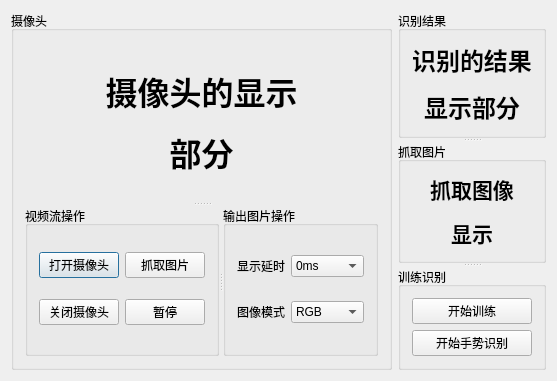
Before: the Qt Designer form source/handgesturedialog.ui in guiyang882/HandGesture, drawn with Qt 5.
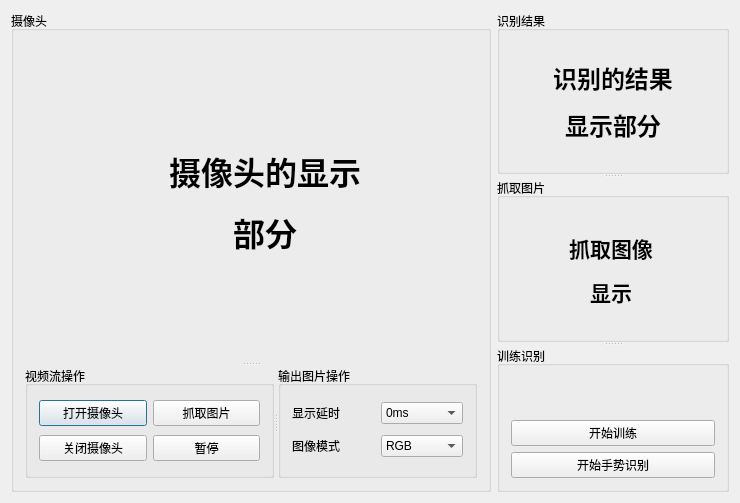
After: the same form once the commit is applied.

```diff
--- a/source/handgesturedialog.ui
+++ b/source/handgesturedialog.ui
@@ -9,10 +9,22 @@
    <rect>
     <x>0</x>
     <y>0</y>
-    <width>549</width>
-    <height>360</height>
+    <width>740</width>
+    <height>503</height>
    </rect>
   </property>
+  <property name="minimumSize">
+   <size>
+    <width>740</width>
+    <height>500</height>
+   </size>
+  </property>
+  <property name="maximumSize">
+   <size>
+    <width>740</width>
+    <height>503</height>
+   </size>
+  </property>
   <property name="windowTitle">
    <string>简单手势识别</string>
   </property>
@@ -24,6 +36,18 @@
     <layout class="QHBoxLayout" name="horizontalLayout">
      <item>
       <widget class="QGroupBox" name="groupBox">
+       <property name="minimumSize">
+        <size>
+         <width>480</width>
+         <height>0</height>
+        </size>
+       </property>
+       <property name="maximumSize">
+        <size>
+         <width>480</width>
+         <height>16777215</height>
+        </size>
+       </property>
        <property name="title">
         <string>摄像头</string>
        </property>
@@ -34,6 +58,21 @@
            <enum>Qt::Vertical</enum>
           </property>
           <widget class="QLabel" name="label_CameraShow">
+           <property name="enabled">
+            <bool>true</bool>
+           </property>
+           <property name="minimumSize">
+            <size>
+             <width>480</width>
+             <height>320</height>
+            </size>
+           </property>
+           <property name="maximumSize">
+            <size>
+             <width>480</width>
+             <height>320</height>
+            </size>
+           </property>
            <property name="text">
             <string>&lt;html&gt;&lt;head/&gt;&lt;body&gt;&lt;p align=&quot;center&quot;&gt;&lt;span style=&quot; font-size:24pt; font-weight:600;&quot;&gt;摄像头的显示&lt;/span&gt;&lt;/p&gt;&lt;p align=&quot;center&quot;&gt;&lt;span style=&quot; font-size:24pt; font-weight:600;&quot;&gt;部分&lt;/span&gt;&lt;/p&gt;&lt;/body&gt;&lt;/html&gt;</string>
            </property>
@@ -168,12 +207,24 @@
         <enum>Qt::Vertical</enum>
        </property>
        <widget class="QGroupBox" name="groupBox_5">
+        <property name="minimumSize">
+         <size>
+          <width>0</width>
+          <height>160</height>
+         </size>
+        </property>
         <property name="title">
          <string>识别结果</string>
         </property>
         <layout class="QVBoxLayout" name="verticalLayout_3">
          <item>
           <widget class="QLabel" name="label_ShowResult">
+           <property name="minimumSize">
+            <size>
+             <width>200</width>
+             <height>115</height>
+            </size>
+           </property>
            <property name="text">
             <string>&lt;html&gt;&lt;head/&gt;&lt;body&gt;&lt;p align=&quot;center&quot;&gt;&lt;span style=&quot; font-size:18pt; font-weight:600;&quot;&gt;识别的结果&lt;/span&gt;&lt;/p&gt;&lt;p align=&quot;center&quot;&gt;&lt;span style=&quot; font-size:18pt; font-weight:600;&quot;&gt;显示部分&lt;/span&gt;&lt;/p&gt;&lt;/body&gt;&lt;/html&gt;</string>
            </property>
@@ -182,12 +233,30 @@
         </layout>
        </widget>
        <widget class="QGroupBox" name="groupBox_6">
+        <property name="minimumSize">
+         <size>
+          <width>0</width>
+          <height>160</height>
+         </size>
+        </property>
         <property name="title">
          <string>抓取图片</string>
         </property>
         <layout class="QVBoxLayout" name="verticalLayout_4">
          <item>
           <widget class="QLabel" name="label_ShowSnap">
+           <property name="minimumSize">
+            <size>
+             <width>200</width>
+             <height>115</height>
+            </size>
+           </property>
+           <property name="maximumSize">
+            <size>
+             <width>185</width>
+             <height>110</height>
+            </size>
+           </property>
            <property name="text">
             <string>&lt;html&gt;&lt;head/&gt;&lt;body&gt;&lt;p align=&quot;center&quot;&gt;&lt;span style=&quot; font-size:16pt; font-weight:600;&quot;&gt;抓取图像&lt;/span&gt;&lt;/p&gt;&lt;p align=&quot;center&quot;&gt;&lt;span style=&quot; font-size:16pt; font-weight:600;&quot;&gt;显示&lt;/span&gt;&lt;/p&gt;&lt;/body&gt;&lt;/html&gt;</string>
            </property>
@@ -227,32 +296,6 @@
            </property>
           </widget>
          </item>
-         <item>
-          <spacer name="verticalSpacer_3">
-           <property name="orientation">
-            <enum>Qt::Vertical</enum>
-           </property>
-           <property name="sizeHint" stdset="0">
-            <size>
-             <width>20</width>
-             <height>40</height>
-            </size>
-           </property>
-          </spacer>
-         </item>
-         <item>
-          <spacer name="verticalSpacer">
-           <property name="orientation">
-            <enum>Qt::Vertical</enum>
-           </property>
-           <property name="sizeHint" stdset="0">
-            <size>
-             <width>20</width>
-             <height>40</height>
-            </size>
-           </property>
-          </spacer>
-         </item>
         </layout>
        </widget>
       </widget>
```
